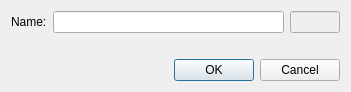
Old version of the form Editor/src/Dialogs/DlgInputName.ui in the repository GameOverture/HarmonyEngine.
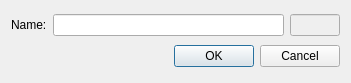
New version of the form.

Commit message: Dialog error labels are now inline with the button box

```diff
--- a/Editor/src/Dialogs/DlgInputName.ui
+++ b/Editor/src/Dialogs/DlgInputName.ui
@@ -7,7 +7,7 @@
     <x>0</x>
     <y>0</y>
     <width>351</width>
-    <height>88</height>
+    <height>83</height>
    </rect>
   </property>
   <property name="windowTitle">
@@ -51,6 +51,8 @@
     </layout>
    </item>
    <item>
+    <layout class="QHBoxLayout" name="horizontalLayout_2">
+     <item>
     <widget class="QLabel" name="lblError">
      <property name="text">
       <string/>
@@ -69,9 +71,11 @@
       <enum>Qt::Horizontal</enum>
      </property>
      <property name="standardButtons">
-      <set>QDialogButtonBox::Cancel|QDialogButtonBox::Ok</set>
-     </property>
-    </widget>
+        <set>QDialogButtonBox::StandardButton::Cancel|QDialogButtonBox::StandardButton::Ok</set>
+       </property>
+      </widget>
+     </item>
+    </layout>
    </item>
   </layout>
  </widget>
```
Left out of the diff: 6 changed lines with no effect on the pictures. Lines whose indentation alone changed are shown as unchanged. The commit also changes 7 other files.
